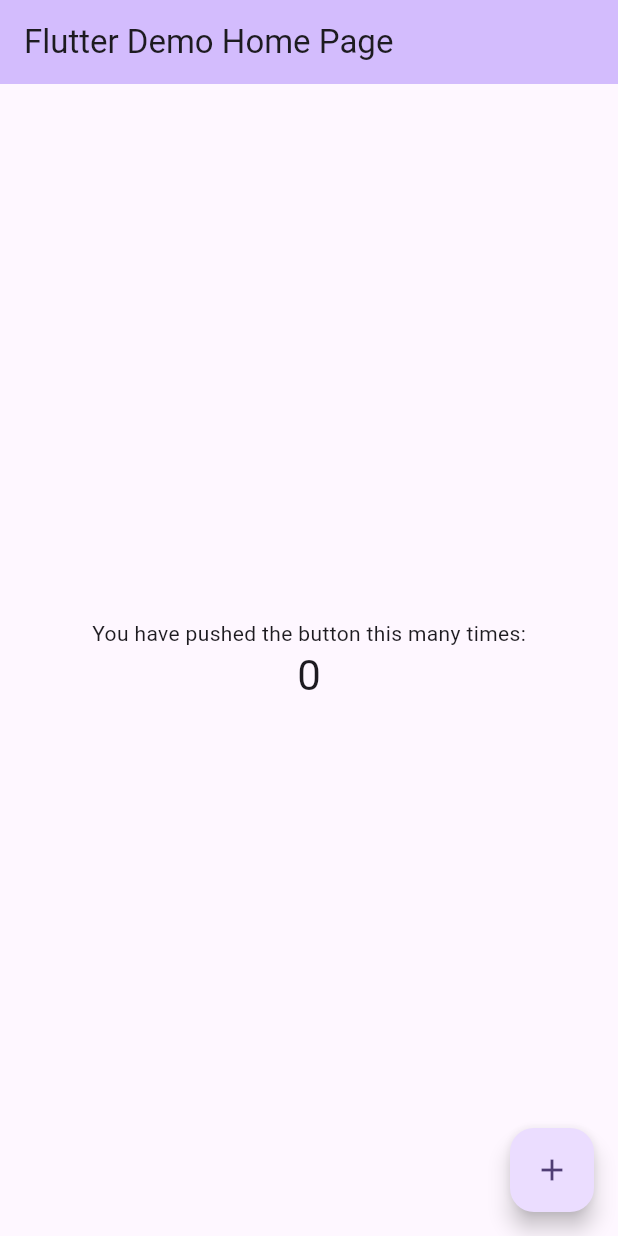
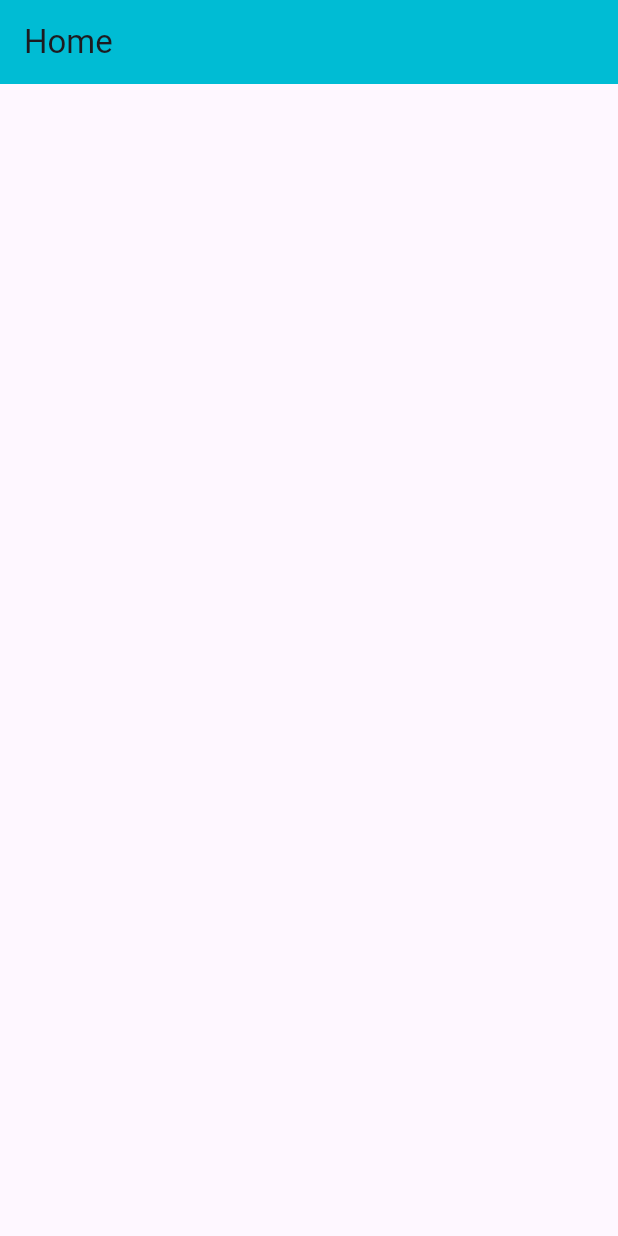
Before and after one commit to AbMamun12/live_class_project, a Flutter app: the screen it shows after launch, on a phone screen of 412 x 824 dp. Run offline on Flutter 3.47's test engine with Material 3 defaults, Android fonts, the phone set to English and light mode, and no system bars.

```diff
--- a/lib/main.dart
+++ b/lib/main.dart
@@ -1,125 +1,34 @@
 import 'package:flutter/material.dart';
 
-void main() {
-  runApp(const MyApp());
+void main(){
+  runApp(MyApp());
+
 }
-
 class MyApp extends StatelessWidget {
   const MyApp({super.key});
 
-  // This widget is the root of your application.
   @override
   Widget build(BuildContext context) {
     return MaterialApp(
-      title: 'Flutter Demo',
-      theme: ThemeData(
-        // This is the theme of your application.
-        //
-        // TRY THIS: Try running your application with "flutter run". You'll see
-        // the application has a purple toolbar. Then, without quitting the app,
-        // try changing the seedColor in the colorScheme below to Colors.green
-        // and then invoke "hot reload" (save your changes or press the "hot
-        // reload" button in a Flutter-supported IDE, or press "r" if you used
-        // the command line to start the app).
-        //
-        // Notice that the counter didn't reset back to zero; the application
-        // state is not lost during the reload. To reset the state, use hot
-        // restart instead.
-        //
-        // This works for code too, not just values: Most code changes can be
-        // tested with just a hot reload.
-        colorScheme: ColorScheme.fromSeed(seedColor: Colors.deepPurple),
-        useMaterial3: true,
-      ),
-      home: const MyHomePage(title: 'Flutter Demo Home Page'),
+      home: Home(),
     );
   }
 }
-
-class MyHomePage extends StatefulWidget {
-  const MyHomePage({super.key, required this.title});
-
-  // This widget is the home page of your application. It is stateful, meaning
-  // that it has a State object (defined below) that contains fields that affect
-  // how it looks.
-
-  // This class is the configuration for the state. It holds the values (in this
-  // case the title) provided by the parent (in this case the App widget) and
-  // used by the build method of the State. Fields in a Widget subclass are
-  // always marked "final".
-
-  final String title;
-
-  @override
-  State<MyHomePage> createState() => _MyHomePageState();
-}
-
-class _MyHomePageState extends State<MyHomePage> {
-  int _counter = 0;
-
-  void _incrementCounter() {
-    setState(() {
-      // This call to setState tells the Flutter framework that something has
-      // changed in this State, which causes it to rerun the build method below
-      // so that the display can reflect the updated values. If we changed
-      // _counter without calling setState(), then the build method would not be
-      // called again, and so nothing would appear to happen.
-      _counter++;
-    });
-  }
+class Home extends StatelessWidget {
+  const Home({super.key});
 
   @override
   Widget build(BuildContext context) {
-    // This method is rerun every time setState is called, for instance as done
-    // by the _incrementCounter method above.
-    //
-    // The Flutter framework has been optimized to make rerunning build methods
-    // fast, so that you can just rebuild anything that needs updating rather
-    // than having to individually change instances of widgets.
     return Scaffold(
       appBar: AppBar(
-        // TRY THIS: Try changing the color here to a specific color (to
-        // Colors.amber, perhaps?) and trigger a hot reload to see the AppBar
-        // change color while the other colors stay the same.
-        backgroundColor: Theme.of(context).colorScheme.inversePrimary,
-        // Here we take the value from the MyHomePage object that was created by
-        // the App.build method, and use it to set our appbar title.
-        title: Text(widget.title),
+        title: Text('Home'),
+        backgroundColor: Colors.cyan,
       ),
-      body: Center(
-        // Center is a layout widget. It takes a single child and positions it
-        // in the middle of the parent.
-        child: Column(
-          // Column is also a layout widget. It takes a list of children and
-          // arranges them vertically. By default, it sizes itself to fit its
-          // children horizontally, and tries to be as tall as its parent.
-          //
-          // Column has various properties to control how it sizes itself and
-          // how it positions its children. Here we use mainAxisAlignment to
-          // center the children vertically; the main axis here is the vertical
-          // axis because Columns are vertical (the cross axis would be
-          // horizontal).
-          //
-          // TRY THIS: Invoke "debug painting" (choose the "Toggle Debug Paint"
-          // action in the IDE, or press "p" in the console), to see the
-          // wireframe for each widget.
-          mainAxisAlignment: MainAxisAlignment.center,
-          children: <Widget>[
-            const Text(
-              'You have pushed the button this many times:',
-            ),
-            Text(
-              '$_counter',
-              style: Theme.of(context).textTheme.headlineMedium,
-            ),
-          ],
-        ),
+      body: Column(
+        children: [
+
+        ],
       ),
-      floatingActionButton: FloatingActionButton(
-        onPressed: _incrementCounter,
-        tooltip: 'Increment',
-        child: const Icon(Icons.add),
-      ), // This trailing comma makes auto-formatting nicer for build methods.
     );
   }
 }
```
